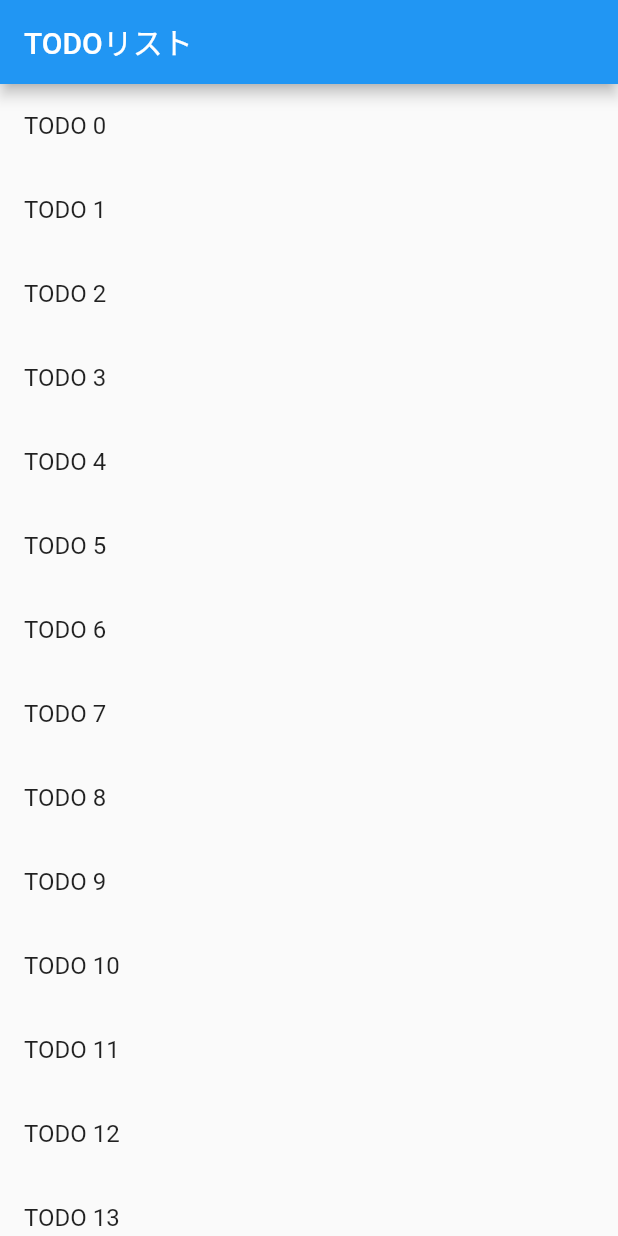
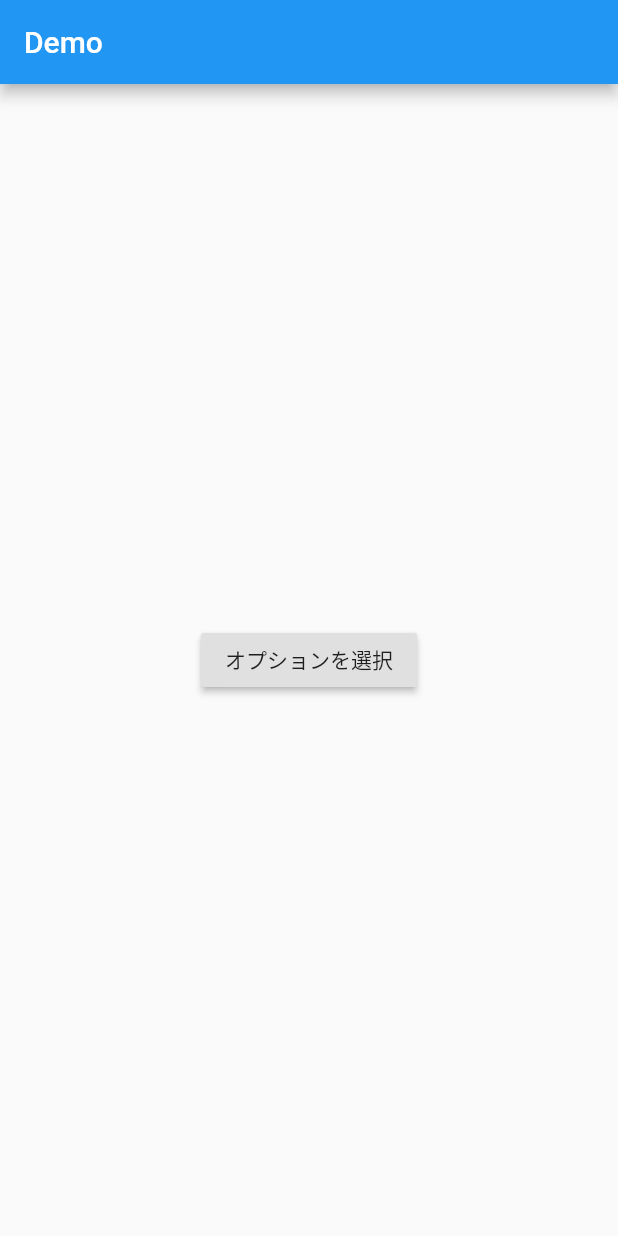
Before and after one commit to machi-nordot/flutter_example, a Flutter app: the screen it shows after launch, on a phone screen of 412 x 824 dp. Run offline on Flutter 3.47's test engine with Material 2 defaults, Android fonts, the phone set to English and light mode, and no system bars.

Commit message:
bible-3-3-1-navigator-pop-with-data

```diff
--- a/lib/main.dart
+++ b/lib/main.dart
@@ -6,72 +6,77 @@ class MyApp extends StatelessWidget {
   @override
   Widget build(BuildContext context) => MaterialApp(
     title: 'Navigation',
-    home: TodoScreen(
-      todos: List<Todo>.generate(20, (i) => Todo(
-        title: 'TODO $i',
-        description: 'TODO $i の詳細',
-      )),
-    ),
+    home: HomeScreen(),
   );
 }
 
-// TODOを表すクラス
-class Todo {
-  final String title;
-  final String description;
-
-  Todo({ @required this.title, @required this.description })
-    : assert(title != null),
-      assert(description != null);
-}
-
-class TodoScreen extends StatelessWidget {
-  final List<Todo> _todos;
-
-  TodoScreen({ Key key, @required List<Todo> todos })
-    : assert(todos != null),
-      this._todos = todos,
-      super(key: key);
-
+class HomeScreen extends StatelessWidget {
   @override
   Widget build(BuildContext context) => Scaffold(
     appBar: AppBar(
-      title: Text('TODOリスト'),
+      title: Text('Demo'),
     ),
-    body: ListView.builder(
-      itemCount: _todos.length,
-      itemBuilder: (context, index) => ListTile(
-        title: Text(_todos[index].title),
-        onTap: () {
-          // TODOの詳細画面に遷移する処理
-          Navigator.push(
-            context,
-            MaterialPageRoute(
-              builder: (context) => DetailScreen(todo: _todos[index]),
-            )
-          );
-        }
+    body: Center(child: SelectionButton()),
+  );
+}
+
+class SelectionButton extends StatelessWidget {
+  @override
+  Widget build(BuildContext context) => RaisedButton(
+    onPressed: () {
+      // ここの遷移処理は複雑になるので別メソッドに分けています。
+      _navigateAndDisplaySelection(context);
+    },
+    child: Text('オプションを選択'),
+  );
+
+  void _navigateAndDisplaySelection(BuildContext context) async {
+    // 遷移先からのデータは Navigator.pushメソッドの戻り値として戻ってくる。
+    // ただし、画面遷移してから元画面に戻るには時間がかかるので、データは直接渡されるのではなくFutureとして戻ってくる。
+    // 実際のデータが戻るまで待機する必要があるので、awaitキーワードを使用してFutereの解決を待機する。
+    final result = await Navigator.push(
+      context,
+      MaterialPageRoute(builder: (context) => SelectionScreen()),
+    );
+
+    Scaffold.of(context)
+      ..removeCurrentSnackBar() // すでに表示されているスナックバーがある場合は削除する
+      ..showSnackBar(SnackBar(content: Text(result)));
+  }
+}
+
+class SelectionScreen extends StatelessWidget {
+  @override
+  Widget build(BuildContext context) => Scaffold(
+    appBar: AppBar(
+      title: Text('選択してください'),
+    ),
+    body: Center(
+      child: Column(
+        mainAxisAlignment: MainAxisAlignment.center,
+        children: <Widget>[
+          Padding(
+            padding: EdgeInsets.all(8.0),
+            child: RaisedButton(
+              child: Text('選択肢1'),
+              onPressed: () {
+                // 「選択肢1」というデータとともに元の画面に戻る処理
+                Navigator.pop(context, '選択肢1');
+              },
+            ),
+          ),
+          Padding(
+            padding: EdgeInsets.all(8.0),
+            child: RaisedButton(
+              child: Text('選択肢2'),
+              onPressed: () {
+                // 「選択肢2」というデータとともに元の画面に戻る処理
+                Navigator.pop(context, '選択肢2');
+              },
+            ),
+          ),
+        ],
       ),
     ),
   );
 }
-
-class DetailScreen extends StatelessWidget {
-  final Todo _todo;
-
-  DetailScreen({ Key key, @required Todo todo })
-    : assert(todo != null),
-      this._todo = todo,
-      super(key: key);
-
-  @override
-  Widget build(BuildContext context) => Scaffold(
-    appBar: AppBar(
-      title: Text(_todo.title),
-    ),
-    body: Padding(
-      padding: EdgeInsets.all(16.0),
-      child: Text(_todo.description),
-    )
-  );
-}
```
